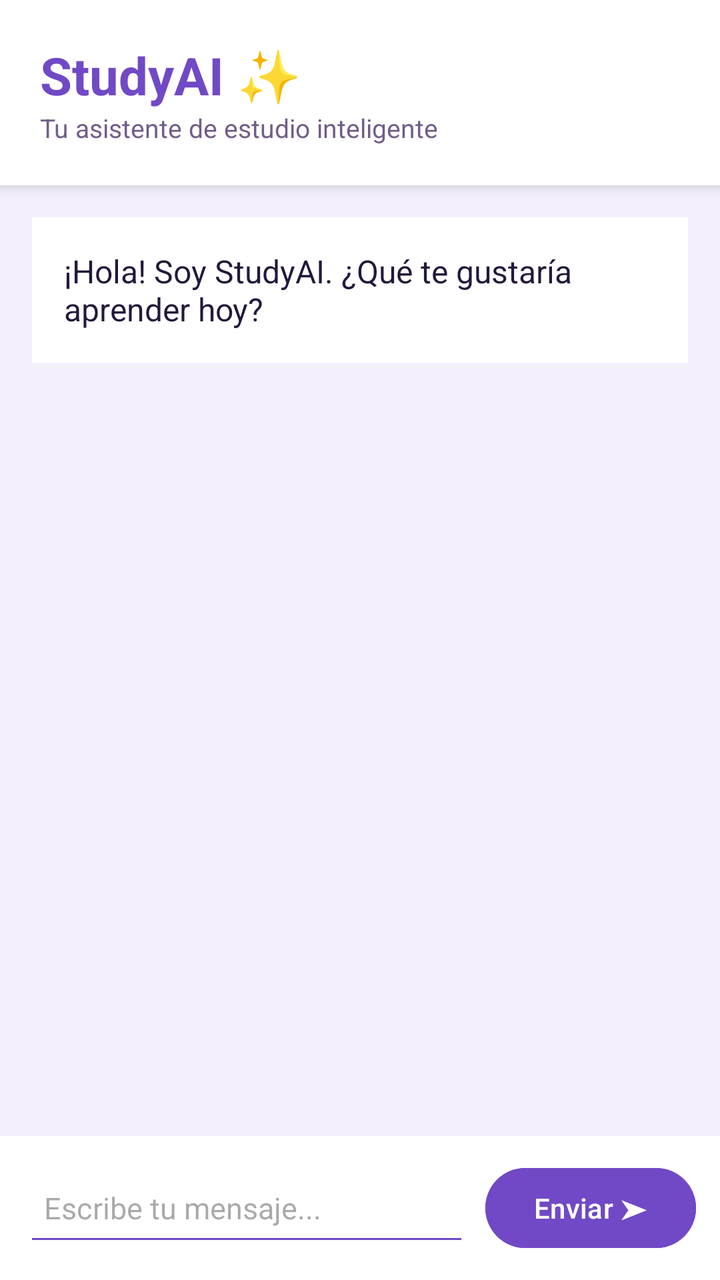
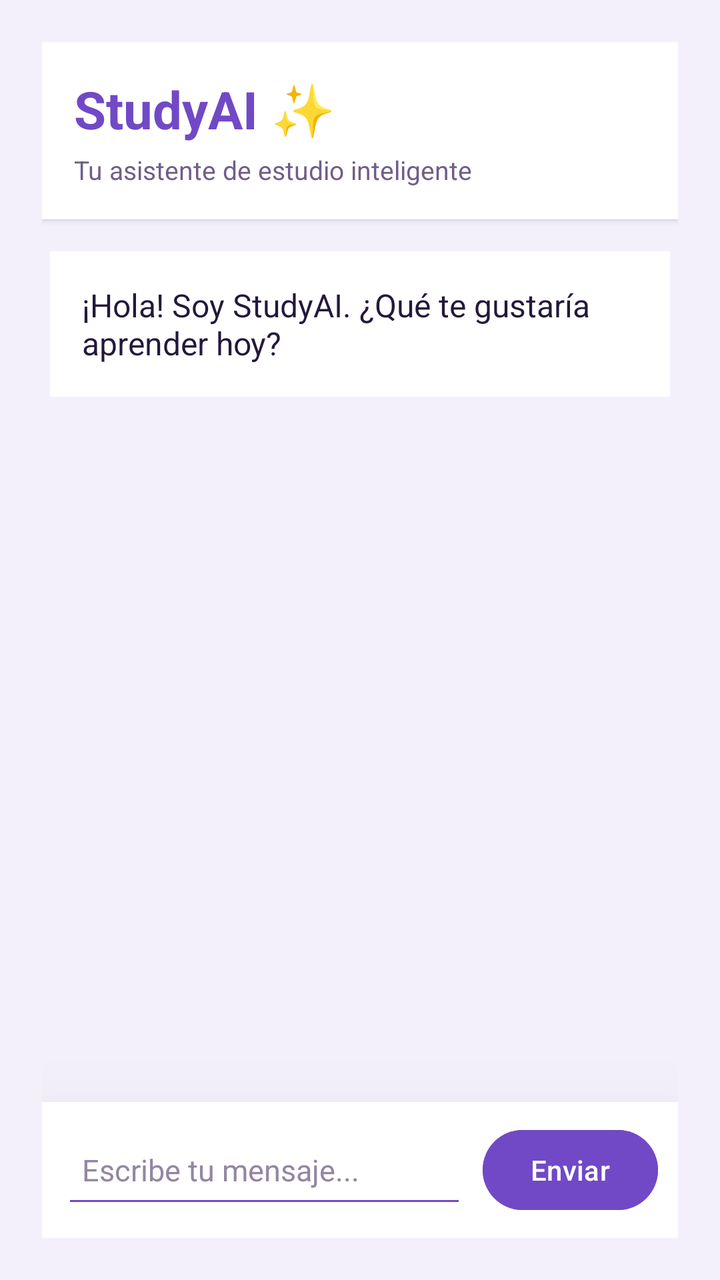

Before-and-after screenshots of an Android layout around one commit, followed by the original layout XML and the change that was made.
<!-- AndroidManifest.xml: application theme Theme.StudyAI -->
<!-- res/layout/activity_main.xml -->
<?xml version="1.0" encoding="utf-8"?>
<LinearLayout
    xmlns:android="http://schemas.android.com/apk/res/android"
    android:layout_width="match_parent"
    android:layout_height="match_parent"
    android:orientation="vertical"
    android:background="#F3F0FB">

    
    <LinearLayout
        android:layout_width="match_parent"
        android:layout_height="wrap_content"
        android:orientation="vertical"
        android:background="#FFFFFF"
        android:padding="20dp"
        android:elevation="4dp">

        <TextView
            android:layout_width="match_parent"
            android:layout_height="wrap_content"
            android:text="StudyAI ✨"
            android:textSize="26sp"
            android:textStyle="bold"
            android:textColor="#7149C6" />

        <TextView
            android:layout_width="match_parent"
            android:layout_height="wrap_content"
            android:text="Tu asistente de estudio inteligente"
            android:textSize="13sp"
            android:textColor="#715D89" />

    </LinearLayout>

    
    <ScrollView
        android:id="@+id/scrollChat"
        android:layout_width="match_parent"
        android:layout_height="0dp"
        android:layout_weight="1"
        android:fillViewport="true"
        android:padding="16dp">

        <LinearLayout
            android:id="@+id/layoutChat"
            android:layout_width="match_parent"
            android:layout_height="wrap_content"
            android:orientation="vertical">

            
            <TextView
                android:layout_width="wrap_content"
                android:layout_height="wrap_content"
                android:layout_gravity="start"
                android:background="#FFFFFF"
                android:padding="16dp"
                android:text="¡Hola! Soy StudyAI. ¿Qué te gustaría aprender hoy?"
                android:textSize="16sp"
                android:textColor="#24183B" />

        </LinearLayout>

    </ScrollView>

    
    <ProgressBar
        android:id="@+id/progressBar"
        android:layout_width="wrap_content"
        android:layout_height="wrap_content"
        android:layout_gravity="center"
        android:visibility="gone" />

    
    <LinearLayout
        android:layout_width="match_parent"
        android:layout_height="wrap_content"
        android:orientation="horizontal"
        android:gravity="center_vertical"
        android:background="#FFFFFF"
        android:padding="12dp">

        <EditText
            android:id="@+id/etPregunta"
            android:layout_width="0dp"
            android:layout_height="wrap_content"
            android:layout_weight="1"
            android:minHeight="48dp"
            android:maxHeight="120dp"
            android:hint="Escribe tu mensaje..."
            android:textSize="15sp"
            android:inputType="textMultiLine|textCapSentences"
            android:gravity="center_vertical"
            android:padding="10dp"
            android:backgroundTint="#7149C6" />

        <Button
            android:id="@+id/btnEnviar"
            android:layout_width="wrap_content"
            android:layout_height="wrap_content"
            android:layout_marginStart="8dp"
            android:text="Enviar ➤"
            android:textAllCaps="false"
            android:textColor="#FFFFFF"
            android:backgroundTint="#7149C6" />

    </LinearLayout>

</LinearLayout>
<!-- resources referenced by this layout -->
<resources>
  <style name="Theme.StudyAI" parent="Base.Theme.StudyAI" />
  <style name="Base.Theme.StudyAI" parent="Theme.Material3.DayNight.NoActionBar">
          
          
      </style>
</resources>

<!-- the commit's change to res/layout/activity_main.xml (unified diff, before → after) -->
@@ -1,20 +1,20 @@
 <?xml version="1.0" encoding="utf-8"?>
 <LinearLayout
     xmlns:android="http://schemas.android.com/apk/res/android"
+    android:id="@+id/rootLayout"
     android:layout_width="match_parent"
     android:layout_height="match_parent"
     android:orientation="vertical"
-    android:background="#F3F0FB">
+    android:background="#F3F0FB"
+    android:padding="21dp">
 
-    
     <LinearLayout
         android:layout_width="match_parent"
         android:layout_height="wrap_content"
         android:orientation="vertical"
         android:background="#FFFFFF"
-        android:padding="20dp"
-        android:elevation="4dp">
-
+        android:padding="16dp"
+        android:elevation="2dp">
         <TextView
             android:layout_width="match_parent"
             android:layout_height="wrap_content"
@@ -26,28 +26,29 @@
         <TextView
             android:layout_width="match_parent"
             android:layout_height="wrap_content"
+            android:layout_marginTop="4dp"
             android:text="Tu asistente de estudio inteligente"
             android:textSize="13sp"
             android:textColor="#715D89" />
 
     </LinearLayout>
-
-    
     <ScrollView
         android:id="@+id/scrollChat"
         android:layout_width="match_parent"
         android:layout_height="0dp"
         android:layout_weight="1"
         android:fillViewport="true"
-        android:padding="16dp">
-
+        android:clipToPadding="false"
+        android:paddingTop="16dp"
+        android:paddingBottom="16dp"
+        android:paddingLeft="4dp"
+        android:paddingRight="4dp">
         <LinearLayout
             android:id="@+id/layoutChat"
             android:layout_width="match_parent"
             android:layout_height="wrap_content"
             android:orientation="vertical">
 
-            
             <TextView
                 android:layout_width="wrap_content"
                 android:layout_height="wrap_content"
@@ -61,23 +62,24 @@
         </LinearLayout>
 
     </ScrollView>
-
-    
     <ProgressBar
         android:id="@+id/progressBar"
-        android:layout_width="wrap_content"
-        android:layout_height="wrap_content"
+        android:layout_width="32dp"
+        android:layout_height="32dp"
         android:layout_gravity="center"
+        android:layout_marginBottom="8dp"
+        android:indeterminateTint="#7149C6"
         android:visibility="gone" />
 
-    
     <LinearLayout
+        android:id="@+id/barraMensaje"
         android:layout_width="match_parent"
         android:layout_height="wrap_content"
         android:orientation="horizontal"
         android:gravity="center_vertical"
         android:background="#FFFFFF"
-        android:padding="12dp">
+        android:padding="10dp"
+        android:elevation="54dp">
 
         <EditText
             android:id="@+id/etPregunta"
@@ -85,24 +87,27 @@
             android:layout_height="wrap_content"
             android:layout_weight="1"
             android:minHeight="48dp"
-            android:maxHeight="120dp"
+            android:maxHeight="110dp"
             android:hint="Escribe tu mensaje..."
             android:textSize="15sp"
+            android:textColor="#24183B"
+            android:textColorHint="#9386A3"
             android:inputType="textMultiLine|textCapSentences"
             android:gravity="center_vertical"
             android:padding="10dp"
-            android:backgroundTint="#7149C6" />
+            android:backgroundTint="#7149C6"
+            android:scrollbars="vertical" />
 
         <Button
             android:id="@+id/btnEnviar"
             android:layout_width="wrap_content"
             android:layout_height="wrap_content"
             android:layout_marginStart="8dp"
-            android:text="Enviar ➤"
+            android:minWidth="72dp"
+            android:text="Enviar"
             android:textAllCaps="false"
+            android:textSize="14sp"
             android:textColor="#FFFFFF"
             android:backgroundTint="#7149C6" />
-
     </LinearLayout>
-
 </LinearLayout>
